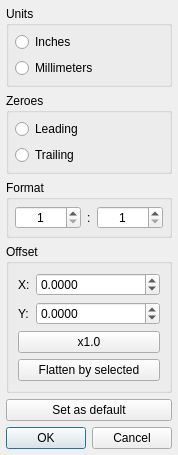
The window that plugins/file/excellon/excellondialog.ui (XRay3D/GERBER_X3) describes before a commit, drawn with Qt 5.
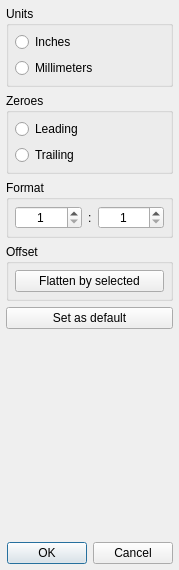
The same window after the commit. Custom widgets are drawn as their Qt base class.

```diff
--- a/plugins/file/excellon/excellondialog.ui
+++ b/plugins/file/excellon/excellondialog.ui
@@ -6,8 +6,8 @@
    <rect>
     <x>0</x>
     <y>0</y>
-    <width>178</width>
-    <height>422</height>
+    <width>179</width>
+    <height>570</height>
    </rect>
   </property>
   <property name="windowTitle">
@@ -164,61 +164,20 @@
      <property name="title">
       <string>Offset</string>
      </property>
-     <layout class="QFormLayout" name="formLayout">
-      <item row="0" column="0">
-       <widget class="QLabel" name="label_2">
-        <property name="text">
-         <string>X:</string>
-        </property>
-       </widget>
-      </item>
-      <item row="0" column="1">
-       <widget class="DoubleSpinBox" name="dsbxX">
-        <property name="alignment">
-         <set>Qt::AlignLeading|Qt::AlignLeft|Qt::AlignVCenter</set>
-        </property>
-        <property name="decimals">
-         <number>4</number>
-        </property>
-        <property name="minimum">
-         <double>-1000.000000000000000</double>
-        </property>
-        <property name="maximum">
-         <double>1000.000000000000000</double>
-        </property>
-       </widget>
-      </item>
-      <item row="1" column="0">
-       <widget class="QLabel" name="label_3">
-        <property name="text">
-         <string>Y:</string>
-        </property>
-       </widget>
-      </item>
-      <item row="1" column="1">
-       <widget class="DoubleSpinBox" name="dsbxY">
-        <property name="alignment">
-         <set>Qt::AlignLeading|Qt::AlignLeft|Qt::AlignVCenter</set>
-        </property>
-        <property name="decimals">
-         <number>4</number>
-        </property>
-        <property name="minimum">
-         <double>-1000.000000000000000</double>
-        </property>
-        <property name="maximum">
-         <double>1000.000000000000000</double>
-        </property>
-       </widget>
-      </item>
-      <item row="2" column="0" colspan="2">
-       <widget class="QPushButton" name="pbStep">
-        <property name="text">
-         <string>x1.0</string>
-        </property>
-       </widget>
-      </item>
-      <item row="3" column="0" colspan="2">
+     <layout class="QVBoxLayout" name="verticalLayout_4">
+      <property name="leftMargin">
+       <number>6</number>
+      </property>
+      <property name="topMargin">
+       <number>6</number>
+      </property>
+      <property name="rightMargin">
+       <number>6</number>
+      </property>
+      <property name="bottomMargin">
+       <number>6</number>
+      </property>
+      <item>
        <widget class="QPushButton" name="pushButton">
         <property name="text">
          <string>Flatten by selected</string>
@@ -260,13 +219,6 @@
    </item>
   </layout>
  </widget>
- <customwidgets>
-  <customwidget>
-   <class>DoubleSpinBox</class>
-   <extends>QDoubleSpinBox</extends>
-   <header>doublespinbox.h</header>
-  </customwidget>
- </customwidgets>
  <resources/>
  <connections>
   <connection>
```
